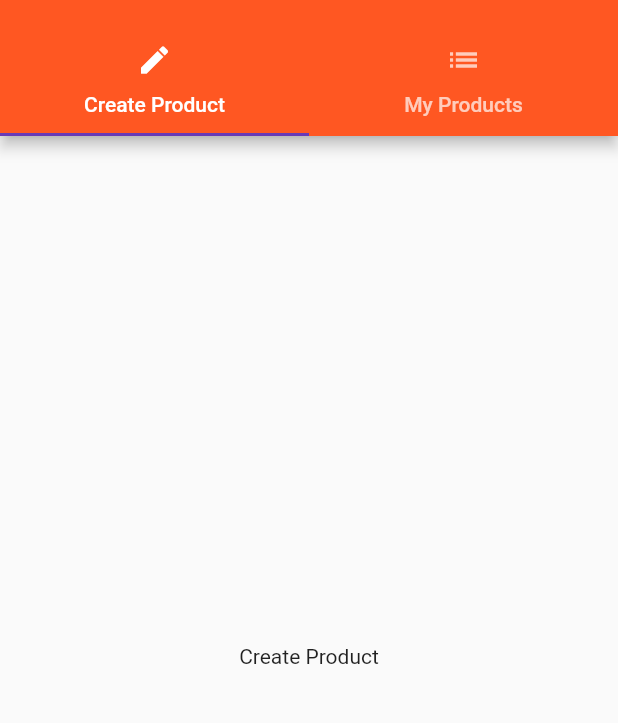
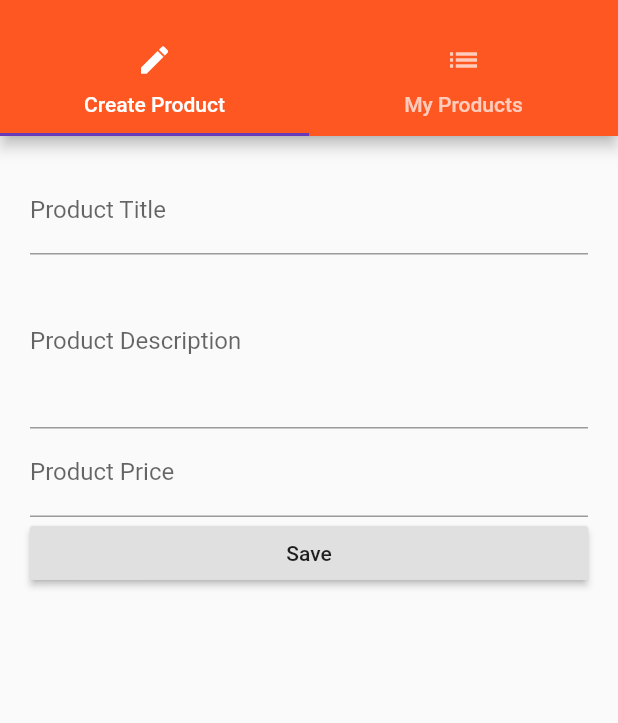
Before and after one commit to amitraj1996/Easy-List, a Flutter app: the ProductsAdminPage screen opened by its route, on a phone screen of 412 x 824 dp, the part 59-782 px from its top. Run offline on Flutter 3.47's test engine with Material 2 defaults, Android fonts, the phone set to English and light mode, and no system bars.

Commit message:
working with forms

```diff
--- a/lib/main.dart
+++ b/lib/main.dart
@@ -9,15 +9,14 @@ void main() => runApp(MyApp());
 class MyApp extends StatefulWidget {
   @override
   State<StatefulWidget> createState() {
-    // TODO: implement createState
     return _MyAppState();
   }
 }
 
 class _MyAppState extends State<MyApp> {
-  List<Map<String, String>> _products = [];
+  List<Map<String, dynamic>> _products = [];
 
-  void _addProduct(Map<String, String> product) {
+  void _addProduct(Map<String, dynamic> product) {
     setState(() {
       _products.add(product);
     });
@@ -39,8 +38,8 @@ class _MyAppState extends State<MyApp> {
       // home: AuthPage(),
       routes: {
         '/': (BuildContext context) =>
-            ProductsPage(_products, _addProduct, _deleteProduct),
-        '/admin': (BuildContext context) => ProductsAdminPage(),
+            ProductsPage(_products),
+        '/admin': (BuildContext context) => ProductsAdminPage( _addProduct, _deleteProduct),
       },
       onGenerateRoute: (RouteSettings settings) {
         final List<String> pathElements = settings.name.split('/');
@@ -58,7 +57,7 @@ class _MyAppState extends State<MyApp> {
       onUnknownRoute: (RouteSettings settings) {
         return MaterialPageRoute(
             builder: (BuildContext context) =>
-                ProductsPage(_products, _addProduct, _deleteProduct));
+                ProductsPage(_products));
       },
     );
   }
--- a/lib/pages/auth.dart
+++ b/lib/pages/auth.dart
@@ -1,5 +1,4 @@
 import 'package:flutter/material.dart';
-import './products.dart';
 
 class AuthPage extends StatelessWidget {
   @override
--- a/lib/pages/product_create.dart
+++ b/lib/pages/product_create.dart
@@ -1,10 +1,63 @@
 import 'package:flutter/material.dart';
 
-class ProductCreatePage extends StatelessWidget {
+class ProductCreatePage extends StatefulWidget {
+  final Function addProduct;
+
+  ProductCreatePage(this.addProduct);
+
+  @override
+  State<StatefulWidget> createState() {
+    return _ProductCreatePageState();
+  }
+}
+
+class _ProductCreatePageState extends State<ProductCreatePage> {
+  String titleValue;
+  String descriptionValue;
+  double priceValue;
+
   @override
   Widget build(BuildContext context) {
-    return Center(
-      child: Text('Create Product'),
-    );
+    return Container(
+        margin: EdgeInsets.all(20.0),
+        child: ListView(
+          children: <Widget>[
+            TextField(
+              decoration: InputDecoration(labelText: 'Product Title'),
+              onChanged: (String value) {
+                setState(() {
+                  titleValue = value;
+                });
+              },
+            ),
+            TextField(
+              decoration: InputDecoration(labelText: 'Product Description'),
+              maxLines: 4,
+              onChanged: (String value) {
+                setState(() {
+                  descriptionValue = value;
+                });
+              },
+            ),
+            TextField(
+              decoration: InputDecoration(labelText: 'Product Price'),
+              keyboardType: TextInputType.number,
+              onChanged: (String value) {
+                setState(() {
+                  priceValue = double.parse(value);
+                });
+              },
+            ),
+            RaisedButton(child: Text('Save'),onPressed: (){
+              final Map<String, dynamic> product = {
+                'title':titleValue,
+                'description':descriptionValue,
+                'price':priceValue,
+                'image':'assets/food2.jpg'
+                };
+              widget.addProduct(product);
+            },)
+          ],
+        ));
   }
 }
--- a/lib/pages/product_list.dart
+++ b/lib/pages/product_list.dart
@@ -3,7 +3,7 @@ import 'package:flutter/material.dart';
 class ProductListPage extends StatelessWidget {
   @override
   Widget build(BuildContext context) {
-    // TODO: implement build
+
     return Center(
       child: Text('All Product'),
     );
--- a/lib/pages/products_admin.dart
+++ b/lib/pages/products_admin.dart
@@ -1,11 +1,16 @@
 import 'package:flutter/material.dart';
 
-import './products.dart';
 import './product_create.dart';
 import './product_list.dart';
-import './products_admin.dart';
+
 
 class ProductsAdminPage extends StatelessWidget {
+
+  final Function addProduct;
+  final Function deleteProduct;
+
+  ProductsAdminPage(this.addProduct, this.deleteProduct);
+
   @override
   Widget build(BuildContext context) {
     return DefaultTabController(
@@ -43,7 +48,7 @@ class ProductsAdminPage extends StatelessWidget {
             ),
           ),
           body: TabBarView(
-            children: <Widget>[ProductCreatePage(), ProductListPage()],
+            children: <Widget>[ProductCreatePage(addProduct), ProductListPage()],
           )),
     );
   }
```
Also changed, not shown: lib/pages/products.dart (+4 -6 lines), lib/product_control.dart (deleted, +0 -19 lines), lib/product_manager.dart (+9 -12 lines), lib/products.dart (+4 -11 lines).
